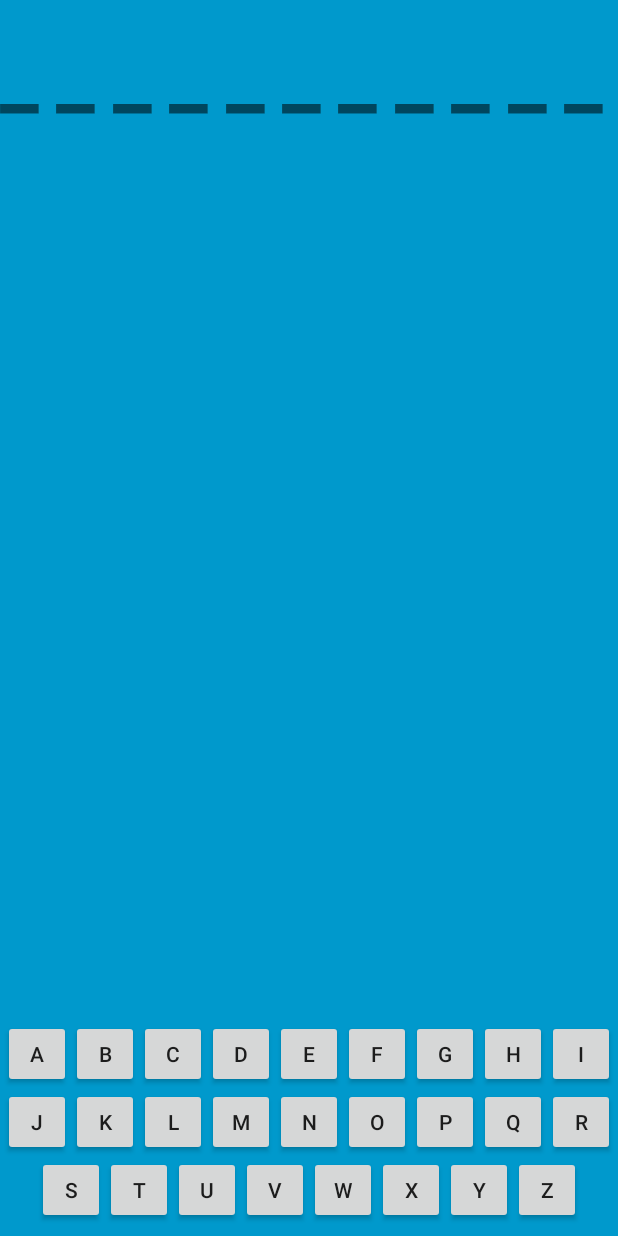
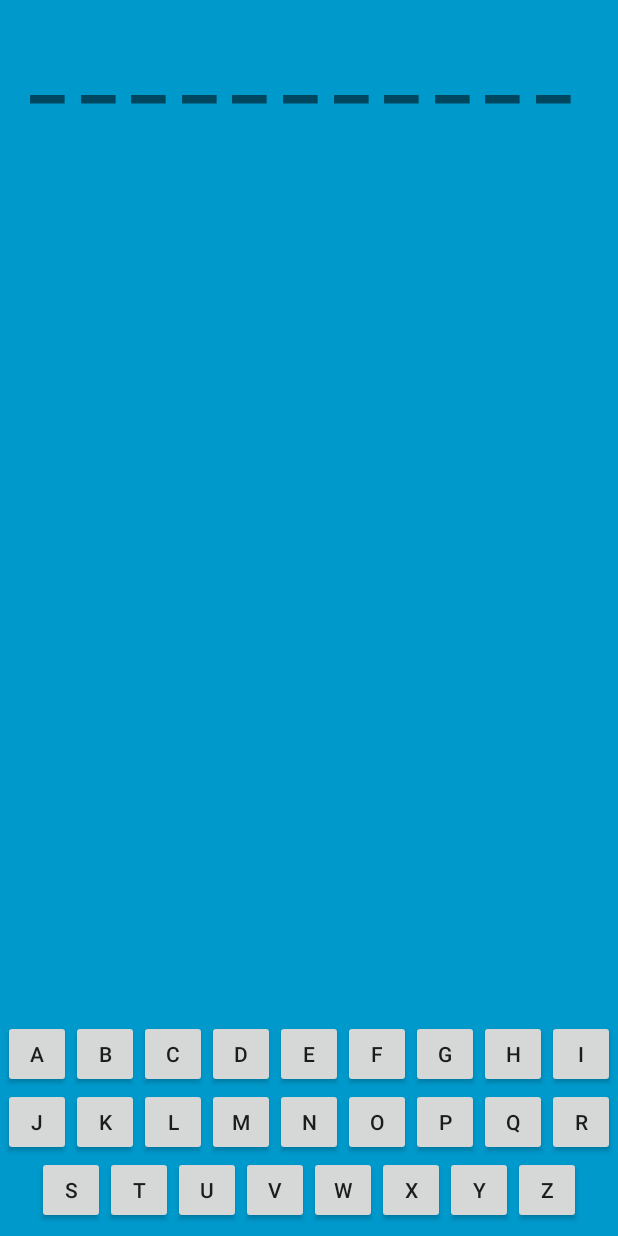
Before and after one commit to danielakl/A-Hangman, an Android app: the GameActivity screen opened directly, with no data from a screen before it, on a phone screen of 412 x 824 dp. Run offline under Robolectric (Android 15) with nearby library versions, the phone set to English and light mode, and no system bars; our stand-ins replace FlexboxLayout.

Commit message:
Add start and end margin for word view, also reduced the height and max size of the text.

```diff
--- a/app/src/main/res/layout/activity_game.xml
+++ b/app/src/main/res/layout/activity_game.xml
@@ -16,18 +16,19 @@
         android:layout_height="match_parent"
         android:keepScreenOn="true">
 
-        <!-- TODO: Add start and end margin / horizontal linear layout with spacing -->
         <!-- ref: https://stackoverflow.com/questions/5033012/auto-scale-textview-text-to-fit-within-bounds -->
         <TextView
             android:id="@+id/word_view"
             android:layout_width="match_parent"
-            android:layout_height="200dp"
+            android:layout_height="150dp"
             android:layout_marginTop="8dp"
+            android:layout_marginStart="20dp"
+            android:layout_marginEnd="20dp"
             android:lines="1"
             android:textStyle="bold"
             android:autoSizeTextType="uniform"
             android:autoSizeMinTextSize="20sp"
-            android:autoSizeMaxTextSize="100sp"
+            android:autoSizeMaxTextSize="75sp"
             android:autoSizeStepGranularity="2sp"
             android:letterSpacing="0.2"
             app:layout_constraintEnd_toEndOf="parent"
```
